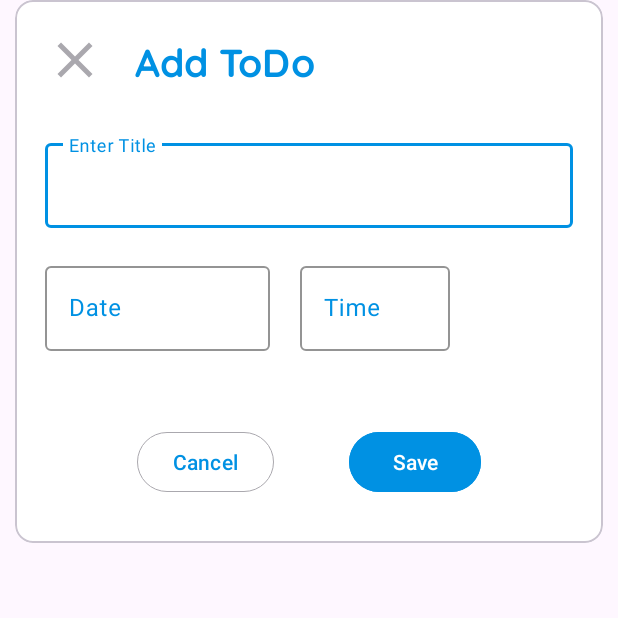
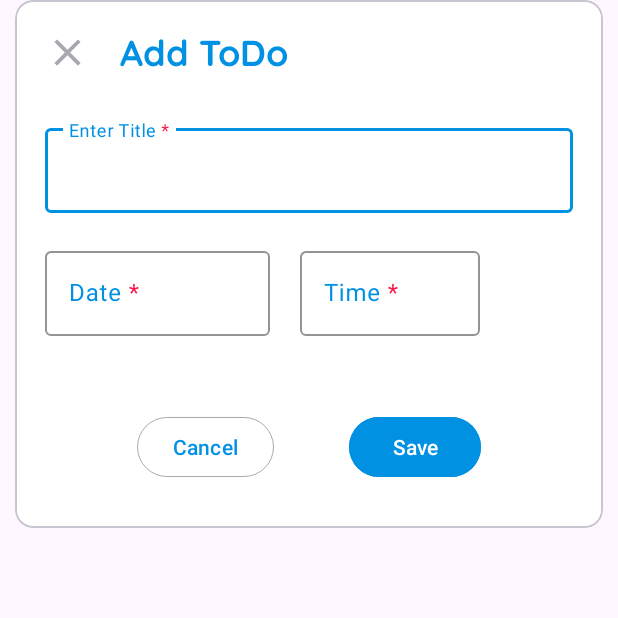
Before and after one commit to JungleMystic/To-Do-List, an Android app: the AddToDoFragment screen opened through its navigation route, on a phone screen of 412 x 824 dp, the top half of it. Run offline under Robolectric (Android 15) with nearby library versions, the phone set to English and light mode, and no system bars; our stand-ins replace data binding; 1 statement that could not run was skipped.

Commit message:
Initial Commit v1.0.0

```diff
--- a/app/src/main/res/layout/fragment_add_to_do.xml
+++ b/app/src/main/res/layout/fragment_add_to_do.xml
@@ -27,8 +27,8 @@
 
             <ImageView
                 android:id="@+id/close_btn"
-                android:layout_width="40dp"
-                android:layout_height="40dp"
+                android:layout_width="30dp"
+                android:layout_height="30dp"
                 android:layout_marginStart="20dp"
                 android:layout_marginTop="20dp"
                 android:src="@drawable/ic_close_icon"
@@ -39,16 +39,14 @@
             <TextView
                 android:id="@+id/dialog_title"
                 android:layout_width="wrap_content"
-                android:layout_height="0dp"
-                android:gravity="center_vertical"
+                android:layout_height="wrap_content"
                 android:layout_marginStart="20dp"
                 android:fontFamily="@font/quicksand_bold"
                 android:text="@string/add_todo"
                 android:textColor="@color/blue"
-                android:textSize="26sp"
+                android:textSize="24sp"
                 app:layout_constraintBottom_toBottomOf="@id/close_btn"
-                app:layout_constraintStart_toEndOf="@id/close_btn"
-                app:layout_constraintTop_toTopOf="@id/close_btn" />
+                app:layout_constraintStart_toEndOf="@id/close_btn" />
 
             <com.google.android.material.textfield.TextInputLayout
                 android:id="@+id/title_label"
@@ -96,7 +94,7 @@
 
             <com.google.android.material.textfield.TextInputLayout
                 android:id="@+id/time_label"
-                android:layout_width="100dp"
+                android:layout_width="120dp"
                 android:layout_height="wrap_content"
                 android:layout_marginStart="20dp"
                 android:hint="@string/time"
--- a/app/src/main/res/layout/to_do_list_item.xml
+++ b/app/src/main/res/layout/to_do_list_item.xml
@@ -38,7 +38,7 @@
             android:layout_height="wrap_content"
             tools:text="09-09-2023"
             android:textSize="14sp"
-            android:fontFamily="@font/quicksand_bold"
+            android:fontFamily="@font/quicksand_regular"
             app:layout_constraintTop_toBottomOf="@id/title"
             app:layout_constraintStart_toStartOf="@id/title"
             app:layout_constraintBottom_toBottomOf="parent"
@@ -51,7 +51,7 @@
             android:layout_height="wrap_content"
             tools:text="01:00 PM"
             android:textSize="14sp"
-            android:fontFamily="@font/quicksand_bold"
+            android:fontFamily="@font/quicksand_regular"
             app:layout_constraintTop_toTopOf="@id/date"
             app:layout_constraintStart_toEndOf="@id/date"
             android:layout_marginStart="20dp"/>
--- a/app/src/main/res/values/strings.xml
+++ b/app/src/main/res/values/strings.xml
@@ -3,10 +3,9 @@
     <!-- TODO: Remove or change this placeholder text -->
     <string name="hello_blank_fragment">Hello blank fragment</string>
     <string name="add_todo">Add ToDo</string>
-    <string name="enter_title">Enter Title</string>
-    <string name="date_hint">DD/MM/YYYY</string>
-    <string name="date">Date</string>
-    <string name="time">Time</string>
+    <string name="enter_title">Enter Title <font color='#f9154a'>*</font></string>
+    <string name="date">Date <font color='#f9154a'>*</font></string>
+    <string name="time">Time <font color='#f9154a'>*</font></string>
     <string name="cancel">Cancel</string>
     <string name="save">Save</string>
 </resources>
--- a/app/src/main/res/values/styles.xml
+++ b/app/src/main/res/values/styles.xml
@@ -8,4 +8,17 @@
         <item name="android:windowBackground">@android:color/transparent</item>
         <item name="android:background">@android:color/transparent</item>
     </style>
+
+    <style name="ThemeOverlay.App.MaterialCalendar" parent="ThemeOverlay.MaterialComponents.MaterialCalendar">
+        <!-- just override the colors used in the default style -->
+        <item name="colorOnPrimary">@color/white</item>
+        <item name="colorPrimary">@color/blue</item>
+    </style>
+
+    <style name="ThemeOverlay.App.MaterialTime" parent="ThemeOverlay.MaterialComponents.TimePicker">
+        <!-- just override the colors used in the default style -->
+        <item name="colorOnPrimary">@color/white</item>
+        <item name="colorPrimary">@color/blue</item>
+    </style>
+
 </resources>
```
Also changed, not shown: app/src/main/java/com/lrm/todolist/fragments/AddToDoFragment.kt (+53 -5 lines), app/src/main/java/com/lrm/todolist/viewmodel/ToDoViewModel.kt (+24 -0 lines).
